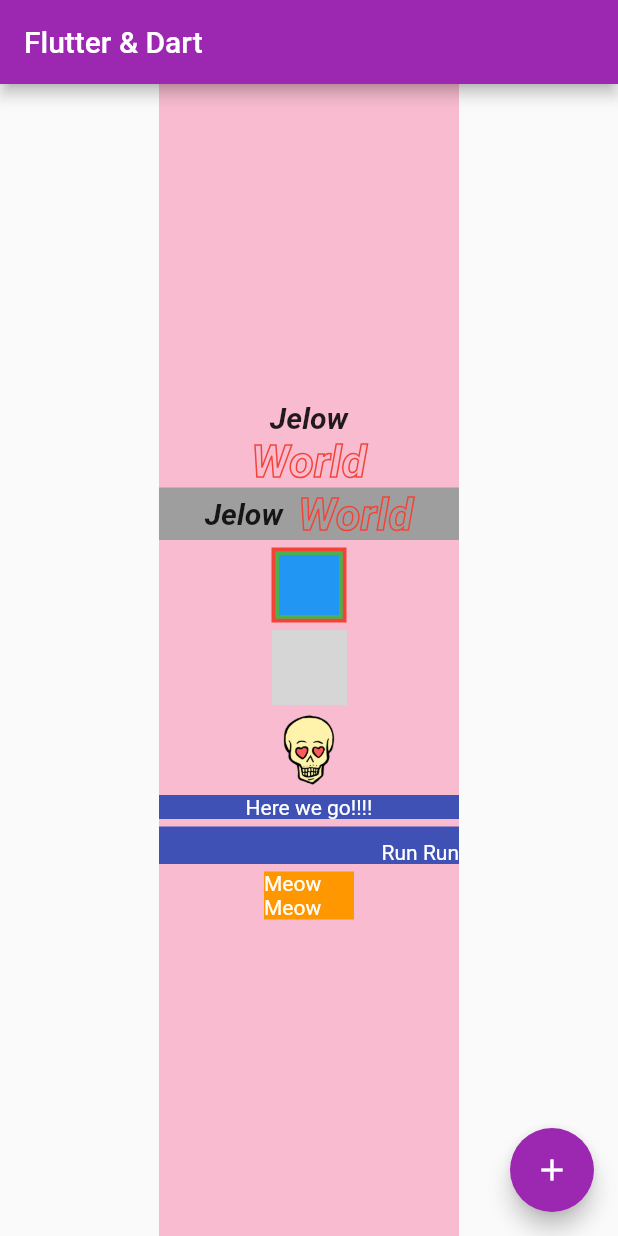
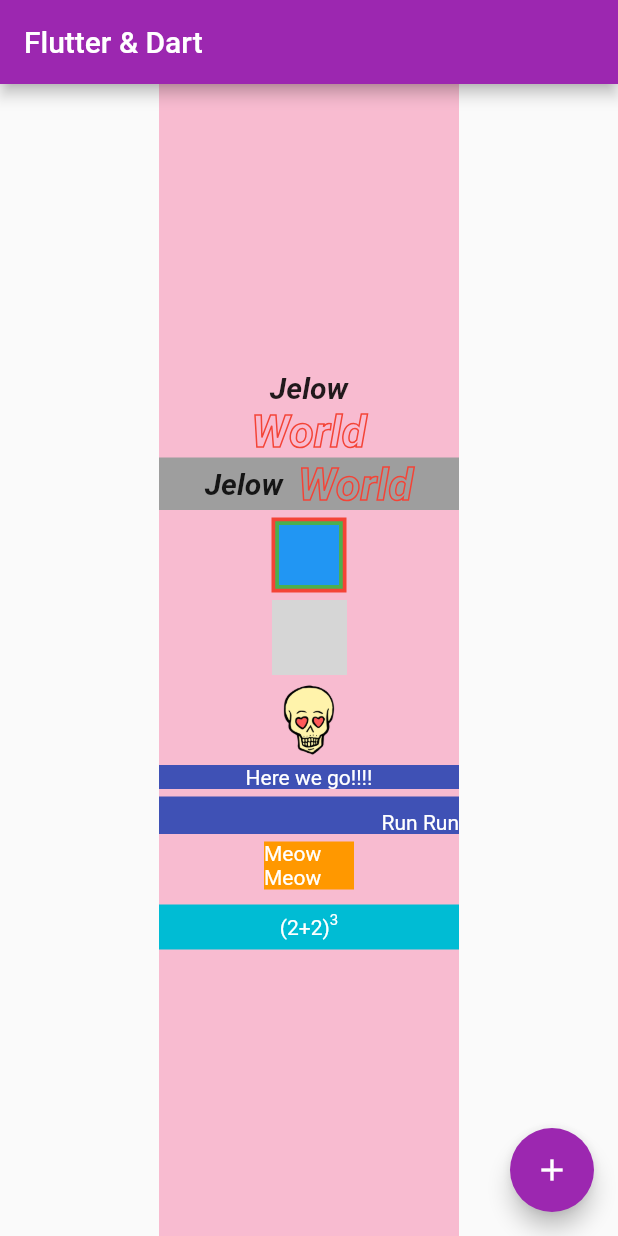
Before and after one commit to DiaDeMuertos/Udemy_section2, a Flutter app: the screen it shows after launch, on a phone screen of 412 x 824 dp. Run offline on Flutter 3.47's test engine with Material 2 defaults, Android fonts, the phone set to English and light mode, and no system bars; network calls fail; grey boxes are pictures that could not be loaded.

Commit message:
added baseline widget

```diff
--- a/lib/main.dart
+++ b/lib/main.dart
@@ -181,6 +181,30 @@ class _MyHomePageState extends State<MyHomePage> {
                     ),
                   ),
                 ),
+              ),
+              SizedBox(
+                height: 10,
+              ),
+              Container(
+                color: Colors.cyan,
+                height: 30,
+                child: Row(
+                  mainAxisAlignment: MainAxisAlignment.center,
+                  children: <Widget>[
+                    Text(
+                      ('(2+2)'),
+                      style: TextStyle(color: Colors.white),
+                    ),
+                    Baseline(
+                      baseline: 0,
+                      baselineType: TextBaseline.ideographic,
+                      child: Text(
+                        '3',
+                        style: TextStyle(fontSize: 10, color: Colors.white),
+                      ),
+                    ),
+                  ],
+                ),
               )
             ],
           ),
```
